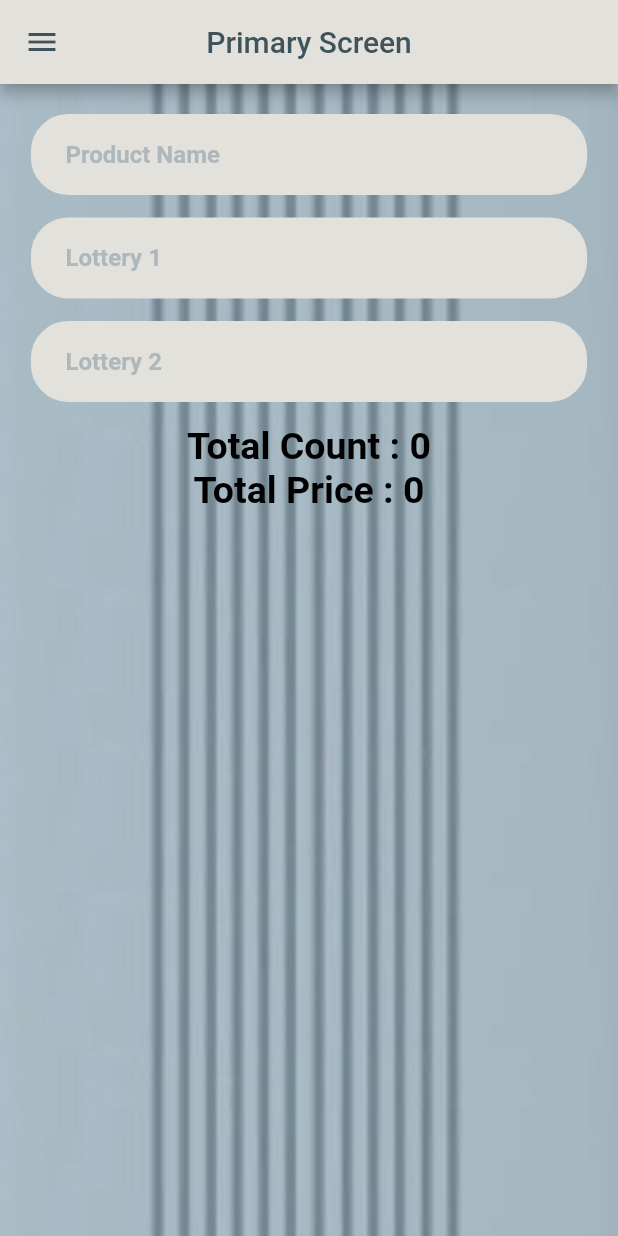
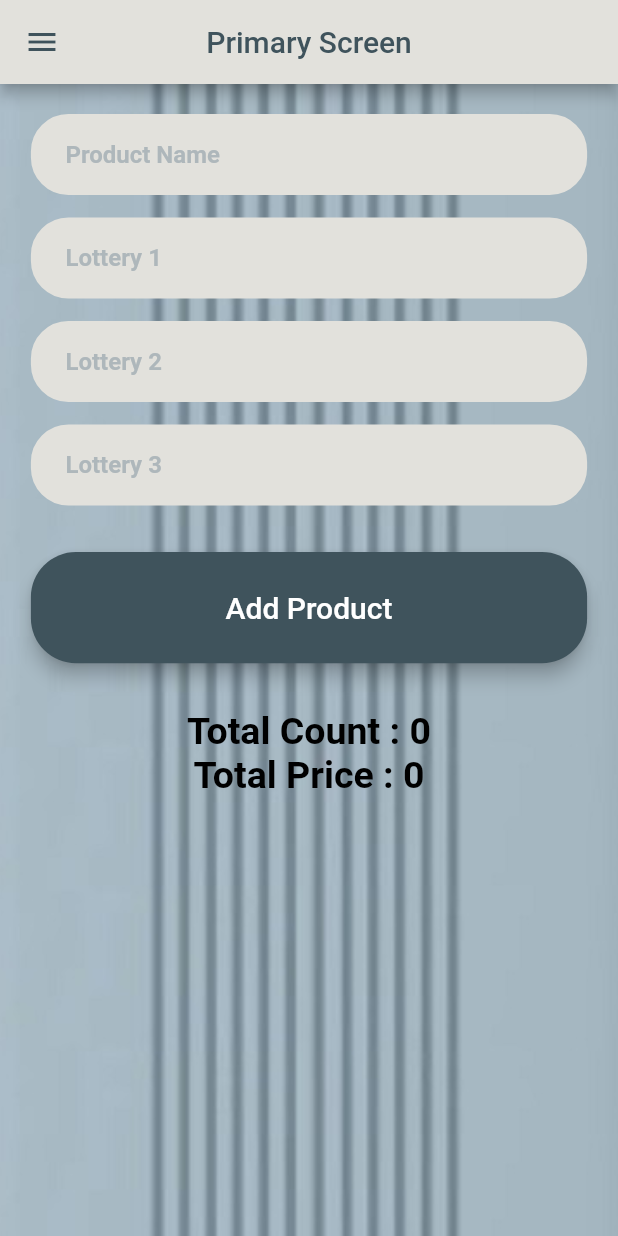
Before and after one commit to tawhidularefindcc/specialCalculator, a Flutter app: the Panel1PrimaryScreen screen opened directly, on a phone screen of 412 x 824 dp. Run offline on Flutter 3.47's test engine with Material 2 defaults, Android fonts, the light colour scheme and no system bars; our stand-ins replace get.

Commit message:
Added: Lottery 3 input field

```diff
--- a/lib/views/panel1_primary.dart
+++ b/lib/views/panel1_primary.dart
@@ -1,5 +1,6 @@
 import 'package:flutter/material.dart';
 import 'package:get/get.dart';
+import 'package:specialcalculator/util/buttonusage.dart';
 import 'package:specialcalculator/util/colors.dart';
 
 import '/util/custom_text_field_container.dart';
@@ -35,29 +36,43 @@ class Panel1PrimaryScreen extends StatelessWidget {
             ),
           ),
           child: Column(
-            children: const [
-              SizedBox(
+            children:  [
+              const SizedBox(
                 height: 20,
               ),
-              CustomTextFieldContainer(
+              const CustomTextFieldContainer(
                 hintText: 'Product Name',
               ),
-              SizedBox(
+              const SizedBox(
                 height: 15,
               ),
-              CustomTextFieldContainer(
+              const CustomTextFieldContainer(
                 hintText: 'Lottery 1',
               ),
-              SizedBox(
+              const SizedBox(
                 height: 15,
               ),
-              CustomTextFieldContainer(
+              const CustomTextFieldContainer(
                 hintText: 'Lottery 2',
               ),
-              SizedBox(
+              const SizedBox(
                 height: 15,
               ),
-              Text(
+              const CustomTextFieldContainer(
+                hintText: 'Lottery 3',
+              ),
+              const SizedBox(
+                height: 15,
+              ),
+              Buttonusage(
+                    colour: AppColors.buttoncolors,
+                    name: 'Add Product',
+                    onpressedd: () {},
+                  ),
+              const SizedBox(
+                height: 15,
+              ),
+              const Text(
                 'Total Count : 0',
                 style: TextStyle(
                   color: Colors.black,
@@ -65,7 +80,7 @@ class Panel1PrimaryScreen extends StatelessWidget {
                   fontWeight: FontWeight.bold,
                 ),
               ),
-              Text(
+              const Text(
                 'Total Price : 0',
                 style: TextStyle(
                   color: Colors.black,
--- a/lib/views/total_stock_screen.dart
+++ b/lib/views/total_stock_screen.dart
@@ -1,6 +1,6 @@
 import 'package:flutter/material.dart';
 import 'package:get/get.dart';
-import 'package:specialcalculator/drawer/panel2_drawer.dart';
+import '/drawer/panel2_drawer.dart';
 
 import '/util/custom_text_field_container.dart';
 import '/util/colors.dart';
```
